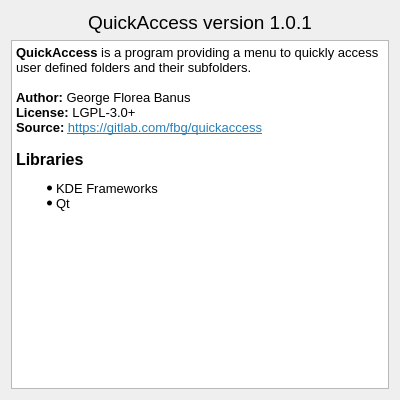
Before: the Qt Designer form src/AboutDialog.ui in g-fb/quickaccess, drawn with Qt 5.
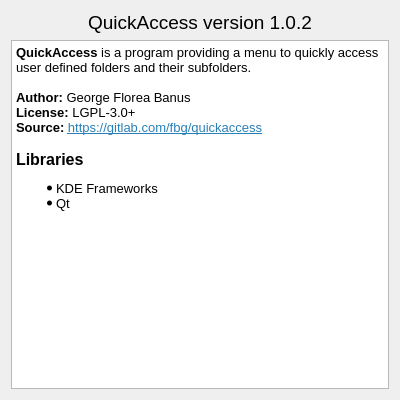
After: the same form once the commit is applied.

Patch:
```diff
--- a/src/AboutDialog.ui
+++ b/src/AboutDialog.ui
@@ -42,7 +42,7 @@
         </font>
        </property>
        <property name="text">
-        <string>QuickAccess version 1.0.1</string>
+        <string>QuickAccess version 1.0.2</string>
        </property>
        <property name="alignment">
         <set>Qt::AlignCenter</set>
```
